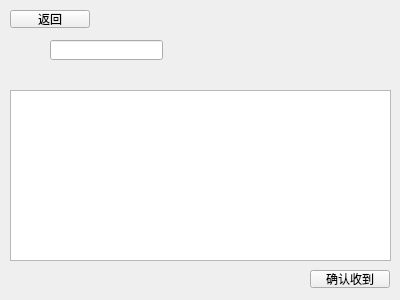
Before: the Qt Designer form tea/getcomment.ui in 125055006/NewFoolLuoJia, drawn with Qt 5.
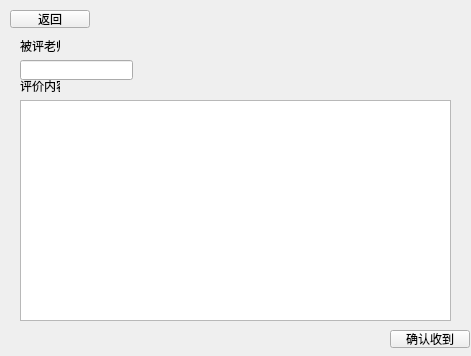
After: the same form once the commit is applied.

```diff
--- a/tea/getcomment.ui
+++ b/tea/getcomment.ui
@@ -6,8 +6,8 @@
    <rect>
     <x>0</x>
     <y>0</y>
-    <width>400</width>
-    <height>300</height>
+    <width>471</width>
+    <height>356</height>
    </rect>
   </property>
   <property name="windowTitle">
@@ -29,8 +29,8 @@
   <widget class="QLineEdit" name="TeaName">
    <property name="geometry">
     <rect>
-     <x>50</x>
-     <y>40</y>
+     <x>20</x>
+     <y>60</y>
      <width>113</width>
      <height>20</height>
     </rect>
@@ -39,18 +39,18 @@
   <widget class="QTextEdit" name="content">
    <property name="geometry">
     <rect>
-     <x>10</x>
-     <y>90</y>
-     <width>381</width>
-     <height>171</height>
+     <x>20</x>
+     <y>100</y>
+     <width>431</width>
+     <height>221</height>
     </rect>
    </property>
   </widget>
   <widget class="QPushButton" name="confirm">
    <property name="geometry">
     <rect>
-     <x>310</x>
-     <y>270</y>
+     <x>390</x>
+     <y>330</y>
      <width>80</width>
      <height>18</height>
     </rect>
@@ -59,6 +59,32 @@
     <string>确认收到</string>
    </property>
   </widget>
+  <widget class="QLabel" name="label">
+   <property name="geometry">
+    <rect>
+     <x>20</x>
+     <y>40</y>
+     <width>40</width>
+     <height>12</height>
+    </rect>
+   </property>
+   <property name="text">
+    <string>被评老师：</string>
+   </property>
+  </widget>
+  <widget class="QLabel" name="label_2">
+   <property name="geometry">
+    <rect>
+     <x>20</x>
+     <y>80</y>
+     <width>40</width>
+     <height>12</height>
+    </rect>
+   </property>
+   <property name="text">
+    <string>评价内容：</string>
+   </property>
+  </widget>
  </widget>
  <resources/>
  <connections/>
```
